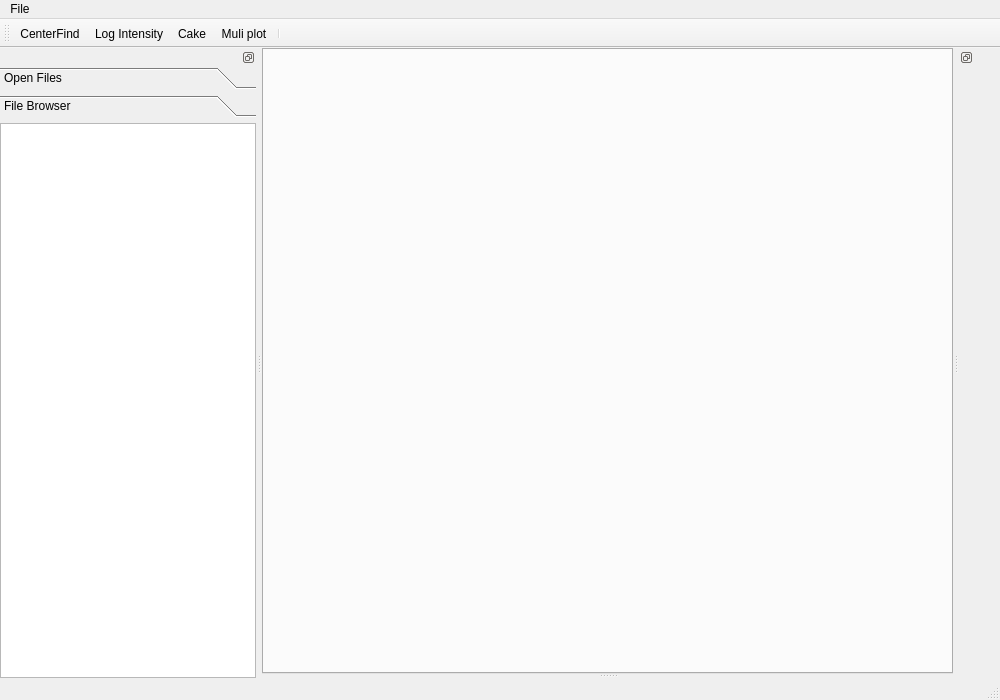
First picture: the form in gui/mainwindow.ui, repository ronpandolfi/Xi-cam, before the edit.
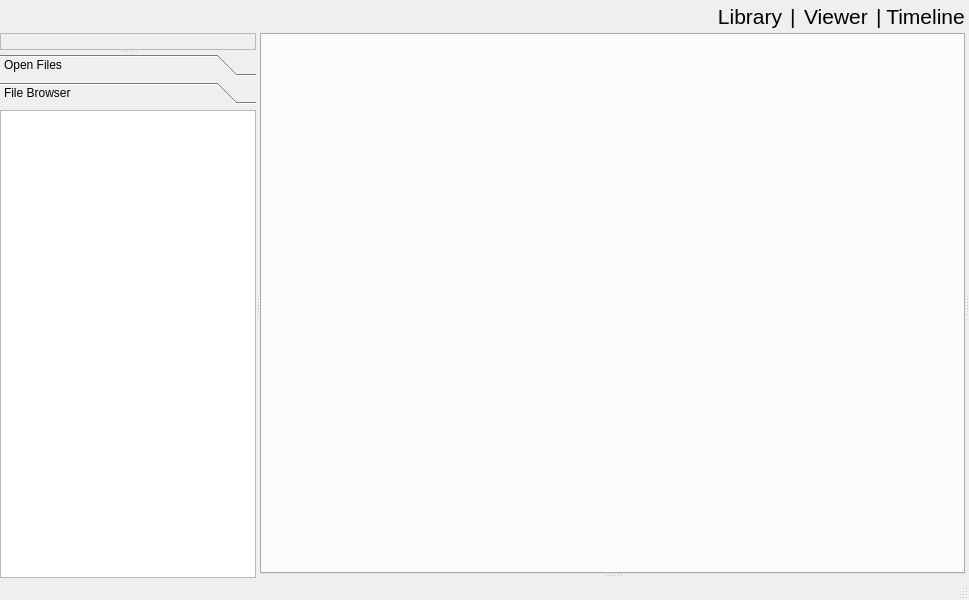
Second picture: the form after the edit. The open tabs and pages were chosen to show the change. Icons and pictures are not drawn.

Commit message: Switched to QSS driven styling. Changed left pane layout to folding boxes. Wired up events for new layout widgets.

The edit to the form file:
```diff
--- a/gui/mainwindow.ui
+++ b/gui/mainwindow.ui
@@ -6,8 +6,8 @@
    <rect>
     <x>0</x>
     <y>0</y>
-    <width>1000</width>
-    <height>700</height>
+       <width>969</width>
+       <height>600</height>
    </rect>
   </property>
   <property name="sizePolicy">
@@ -29,26 +29,10 @@
      <verstretch>0</verstretch>
     </sizepolicy>
    </property>
-   <layout class="QVBoxLayout" name="verticalLayout">
-    <property name="spacing">
-     <number>0</number>
-    </property>
-    <property name="leftMargin">
-     <number>0</number>
-    </property>
-    <property name="topMargin">
-     <number>0</number>
-    </property>
-    <property name="rightMargin">
-     <number>0</number>
-    </property>
-    <property name="bottomMargin">
-     <number>0</number>
-    </property>
-    <item>
-     <widget class="QStackedWidget" name="stackedWidget">
-      <widget class="QWidget" name="page">
        <layout class="QVBoxLayout" name="verticalLayout_2">
+    <property name="spacing">
+     <number>0</number>
+    </property>
         <property name="leftMargin">
          <number>0</number>
         </property>
@@ -62,143 +46,149 @@
          <number>0</number>
         </property>
         <item>
-         <widget class="QSplitter" name="splitter">
+        <layout class="QHBoxLayout" name="horizontalLayout">
+            <item>
+                <spacer name="horizontalSpacer">
           <property name="orientation">
-           <enum>Qt::Vertical</enum>
-          </property>
-          <widget class="QTabWidget" name="tabWidget">
+                        <enum>Qt::Horizontal</enum>
+        </property>
+                    <property name="sizeType">
+                        <enum>QSizePolicy::Expanding</enum>
+        </property>
+                    <property name="sizeHint" stdset="0">
+                        <size>
+                            <width>40</width>
+                            <height>20</height>
+                        </size>
+        </property>
+                </spacer>
+            </item>
+            <item>
+                <widget class="QPushButton" name="pushButton_3">
+                    <property name="font">
+                        <font>
+                            <pointsize>16</pointsize>
+                        </font>
+        </property>
+                    <property name="text">
+                        <string>Library</string>
+                    </property>
+                    <property name="flat">
+                        <bool>true</bool>
+                    </property>
+                </widget>
+            </item>
+            <item>
+                <widget class="QLabel" name="label">
+                    <property name="font">
+                        <font>
+                            <pointsize>16</pointsize>
+                        </font>
+                    </property>
+                    <property name="text">
+                        <string>|</string>
+                    </property>
+                </widget>
+            </item>
+            <item>
+                <widget class="QPushButton" name="pushButton_2">
+                    <property name="font">
+                        <font>
+                            <pointsize>16</pointsize>
+                        </font>
+                    </property>
+                    <property name="text">
+                        <string>Viewer</string>
+                    </property>
+                    <property name="flat">
+                        <bool>true</bool>
+                    </property>
+                </widget>
+            </item>
+            <item>
+                <widget class="QLabel" name="label_2">
+                    <property name="font">
+                        <font>
+                            <pointsize>16</pointsize>
+                        </font>
+                    </property>
+                    <property name="text">
+                        <string>|</string>
+                    </property>
+                </widget>
+            </item>
+            <item>
+                <widget class="QPushButton" name="pushButton">
+                    <property name="font">
+                        <font>
+                            <pointsize>16</pointsize>
+                        </font>
+                    </property>
+                    <property name="text">
+                        <string>Timeline</string>
+                    </property>
+                    <property name="flat">
+                        <bool>true</bool>
+                    </property>
+                </widget>
+            </item>
+        </layout>
+    </item>
+          <item>
+              <widget class="QSplitter" name="splitter_3">
            <property name="sizePolicy">
             <sizepolicy hsizetype="Expanding" vsizetype="Expanding">
              <horstretch>0</horstretch>
              <verstretch>0</verstretch>
             </sizepolicy>
            </property>
-           <property name="autoFillBackground">
-            <bool>false</bool>
-           </property>
-           <property name="styleSheet">
-            <string notr="true"/>
-           </property>
-           <property name="currentIndex">
-            <number>-1</number>
-           </property>
-           <property name="tabsClosable">
-            <bool>true</bool>
-           </property>
-          </widget>
-          <widget class="QWidget" name="verticalLayoutWidget">
-           <layout class="QVBoxLayout" name="plotholder"/>
-          </widget>
-         </widget>
-        </item>
-       </layout>
-      </widget>
-      <widget class="QWidget" name="page_2"/>
-     </widget>
-    </item>
-   </layout>
-  </widget>
-  <widget class="QMenuBar" name="menubar">
-   <property name="geometry">
-    <rect>
-     <x>0</x>
-     <y>0</y>
-     <width>1000</width>
-     <height>22</height>
-    </rect>
-   </property>
-   <widget class="QMenu" name="menuFile">
-    <property name="title">
-     <string>File</string>
-    </property>
-    <addaction name="actionOpen"/>
-    <addaction name="actionLoadExperiment"/>
-    <addaction name="actionSaveExperiment"/>
-    <addaction name="actionClose"/>
-   </widget>
-   <addaction name="menuFile"/>
-  </widget>
-  <widget class="QStatusBar" name="statusbar"/>
-  <widget class="QDockWidget" name="dockWidget">
-   <property name="layoutDirection">
-    <enum>Qt::RightToLeft</enum>
-   </property>
-   <property name="features">
-    <set>QDockWidget::DockWidgetFloatable|QDockWidget::DockWidgetMovable</set>
-   </property>
-   <attribute name="dockWidgetArea">
-    <number>2</number>
-   </attribute>
-   <widget class="QWidget" name="dockWidgetContents">
-    <property name="layoutDirection">
-     <enum>Qt::LeftToRight</enum>
-    </property>
-    <layout class="QHBoxLayout" name="horizontalLayout_4">
-     <property name="spacing">
-      <number>0</number>
-     </property>
-     <property name="leftMargin">
-      <number>0</number>
-     </property>
-     <property name="topMargin">
-      <number>0</number>
-     </property>
-     <property name="rightMargin">
-      <number>0</number>
-     </property>
-     <property name="bottomMargin">
-      <number>0</number>
-     </property>
-     <item>
-      <layout class="QVBoxLayout" name="propertiesBox"/>
-     </item>
-    </layout>
-   </widget>
-  </widget>
-  <widget class="QToolBar" name="toolBar">
-   <property name="windowTitle">
-    <string>toolBar</string>
-   </property>
-   <attribute name="toolBarArea">
-    <enum>TopToolBarArea</enum>
-   </attribute>
-   <attribute name="toolBarBreak">
-    <bool>false</bool>
-   </attribute>
-   <addaction name="actionCenterFind"/>
-   <addaction name="actionLog_Intensity"/>
-   <addaction name="actionCake"/>
-   <addaction name="actionMultiPlot"/>
-   <addaction name="separator"/>
-  </widget>
-  <widget class="QDockWidget" name="dockWidget_2">
-   <property name="features">
-    <set>QDockWidget::DockWidgetFloatable|QDockWidget::DockWidgetMovable</set>
-   </property>
-   <attribute name="dockWidgetArea">
+                  <property name="orientation">
+                      <enum>Qt::Horizontal</enum>
+                  </property>
+                  <widget class="QSplitter" name="splitter_2">
+                      <property name="orientation">
+                          <enum>Qt::Vertical</enum>
+                      </property>
+                      <widget class="QFrame" name="frame">
+                          <property name="sizePolicy">
+                              <sizepolicy hsizetype="Preferred" vsizetype="Preferred">
+                                  <horstretch>0</horstretch>
+                                  <verstretch>0</verstretch>
+                              </sizepolicy>
+                          </property>
+                          <property name="baseSize">
+                              <size>
+                                  <width>0</width>
+                                  <height>0</height>
+                              </size>
+                          </property>
+                          <property name="frameShape">
+                              <enum>QFrame::StyledPanel</enum>
+                          </property>
+                          <property name="frameShadow">
+                              <enum>QFrame::Sunken</enum>
+                          </property>
+                          <property name="midLineWidth">
     <number>1</number>
-   </attribute>
-   <widget class="QWidget" name="dockWidgetContents_2">
-    <layout class="QVBoxLayout" name="verticalLayout_5">
-     <property name="spacing">
-      <number>0</number>
-     </property>
+                          </property>
+                          <layout class="QVBoxLayout" name="verticalLayout">
      <property name="leftMargin">
-      <number>0</number>
+                                  <number>3</number>
      </property>
      <property name="topMargin">
-      <number>0</number>
+                                  <number>3</number>
      </property>
      <property name="rightMargin">
-      <number>0</number>
+                                  <number>3</number>
      </property>
      <property name="bottomMargin">
-      <number>0</number>
+                                  <number>3</number>
      </property>
      <item>
       <layout class="QVBoxLayout" name="smallimageview"/>
      </item>
-     <item>
+                          </layout>
+                      </widget>
       <widget class="QToolBox" name="toolBox">
        <property name="currentIndex">
         <number>0</number>
@@ -251,8 +241,8 @@
          <rect>
           <x>0</x>
           <y>0</y>
-          <width>183</width>
-          <height>523</height>
+                                      <width>256</width>
+                                      <height>415</height>
          </rect>
         </property>
         <attribute name="label">
@@ -276,6 +266,12 @@
          </property>
          <item>
           <widget class="QTreeView" name="treebrowser">
+                                          <property name="sizePolicy">
+                                              <sizepolicy hsizetype="Preferred" vsizetype="Preferred">
+                                                  <horstretch>0</horstretch>
+                                                  <verstretch>0</verstretch>
+                                              </sizepolicy>
+                                          </property>
            <property name="frameShape">
             <enum>QFrame::StyledPanel</enum>
            </property>
@@ -293,10 +289,132 @@
         </layout>
        </widget>
       </widget>
+      </widget>
+                  <widget class="QStackedWidget" name="stackedWidget">
+                      <property name="sizePolicy">
+                          <sizepolicy hsizetype="Expanding" vsizetype="Expanding">
+                              <horstretch>6</horstretch>
+                              <verstretch>0</verstretch>
+                          </sizepolicy>
+                      </property>
+       <property name="currentIndex">
+           <number>1</number>
+       </property>
+                      <widget class="QWidget" name="page">
+                          <property name="sizePolicy">
+                              <sizepolicy hsizetype="Expanding" vsizetype="Expanding">
+                                  <horstretch>0</horstretch>
+                                  <verstretch>0</verstretch>
+                              </sizepolicy>
+        </property>
+                          <layout class="QVBoxLayout" name="verticalLayout_7">
+         <property name="spacing">
+          <number>0</number>
+         </property>
+         <property name="leftMargin">
+          <number>0</number>
+         </property>
+         <property name="topMargin">
+          <number>0</number>
+         </property>
+         <property name="rightMargin">
+          <number>0</number>
+         </property>
+         <property name="bottomMargin">
+          <number>0</number>
+         </property>
+         <item>
+             <widget class="QSplitter" name="splitter">
+                 <property name="sizePolicy">
+                     <sizepolicy hsizetype="Expanding" vsizetype="Expanding">
+                         <horstretch>0</horstretch>
+                         <verstretch>0</verstretch>
+                     </sizepolicy>
+           </property>
+                 <property name="orientation">
+                     <enum>Qt::Vertical</enum>
+           </property>
+                 <widget class="QWidget" name="verticalLayoutWidget_2">
+                     <layout class="QVBoxLayout" name="diffbox">
+                         <property name="spacing">
+                             <number>0</number>
+                         </property>
+                         <item>
+                             <widget class="QTabWidget" name="tabWidget">
+                                 <property name="sizePolicy">
+                                     <sizepolicy hsizetype="Expanding" vsizetype="Expanding">
+                                         <horstretch>0</horstretch>
+                                         <verstretch>0</verstretch>
+                                     </sizepolicy>
+                                 </property>
+                                 <property name="autoFillBackground">
+                                     <bool>false</bool>
+                                 </property>
+                                 <property name="styleSheet">
+                                     <string notr="true"/>
+                                 </property>
+                                 <property name="currentIndex">
+                                     <number>-1</number>
+                                 </property>
+                                 <property name="tabsClosable">
+                                     <bool>true</bool>
+                                 </property>
+                             </widget>
      </item>
     </layout>
    </widget>
-  </widget>
+                 <widget class="QWidget" name="verticalLayoutWidget">
+                     <layout class="QVBoxLayout" name="plotholder"/>
+                 </widget>
+          </widget>
+         </item>
+        </layout>
+       </widget>
+                      <widget class="QWidget" name="page_2">
+                          <layout class="QVBoxLayout" name="verticalLayout_5">
+         <property name="spacing">
+          <number>0</number>
+         </property>
+         <property name="leftMargin">
+          <number>0</number>
+         </property>
+         <property name="topMargin">
+          <number>0</number>
+         </property>
+         <property name="rightMargin">
+          <number>0</number>
+         </property>
+         <property name="bottomMargin">
+          <number>0</number>
+         </property>
+         <item>
+             <widget class="QScrollArea" name="scrollArea">
+                 <property name="widgetResizable">
+                     <bool>true</bool>
+           </property>
+                 <widget class="QWidget" name="thumbbox">
+                     <property name="geometry">
+                         <rect>
+                             <x>0</x>
+                             <y>0</y>
+                             <width>695</width>
+                             <height>540</height>
+                         </rect>
+                     </property>
+                 </widget>
+          </widget>
+         </item>
+        </layout>
+       </widget>
+      </widget>
+                  <widget class="QWidget" name="layoutWidget">
+                      <layout class="QVBoxLayout" name="propertiesBox"/>
+                  </widget>
+              </widget>
+          </item>
+      </layout>
+  </widget>
+     <widget class="QStatusBar" name="statusbar"/>
   <action name="actionBeamProperties">
    <property name="icon">
     <iconset>
```
Left out of the diff: 22 changed lines with no effect on the pictures. Lines whose indentation alone changed are shown as unchanged. The commit also changes 16 other files.
